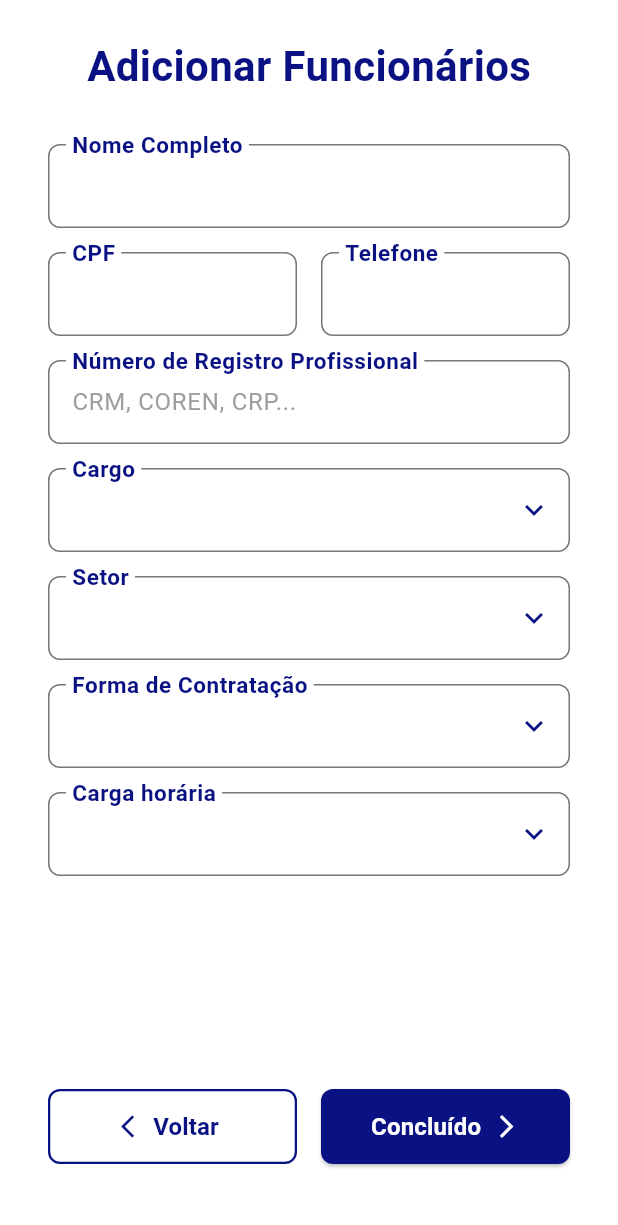
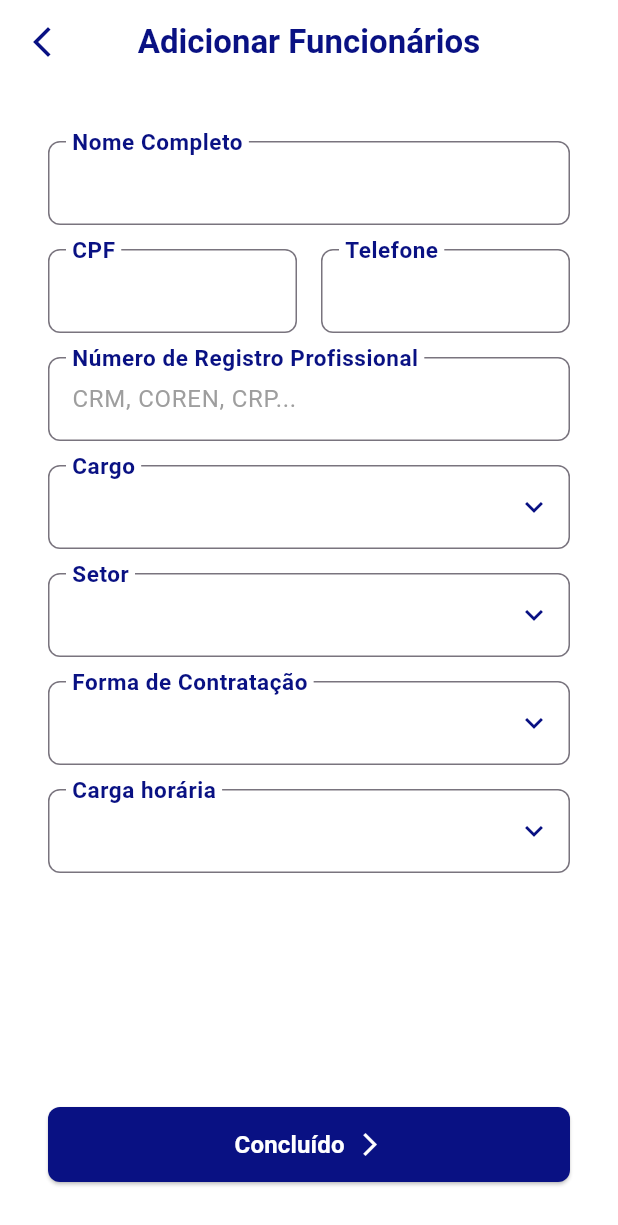
Before and after one commit to EscalaMed/frontend, a Flutter app: the PaginaCadastroFuncionarios screen opened directly, on a phone screen of 412 x 824 dp. Shown: the top 1225 px of the screen. Run offline on Flutter 3.47's test engine with Material 3 defaults, Android fonts, the phone set to English and light mode, and no system bars.

```diff
--- a/lib/screens/home/grid/pagina_cadastro_funcionarios.dart
+++ b/lib/screens/home/grid/pagina_cadastro_funcionarios.dart
@@ -1,6 +1,5 @@
 import 'package:flutter/material.dart';
 import '../../../components/campo_texto.dart';
-import '../../../components/botoes_navegacao.dart';
 import '../../../components/modal_selecao.dart';
 
 class PaginaCadastroFuncionarios extends StatefulWidget {
@@ -20,6 +19,8 @@ class _PaginaCadastroFuncionariosState extends State<PaginaCadastroFuncionarios>
   void dispose() {
     _cargoController.dispose();
     _setorController.dispose();
+    _contratoController.dispose();
+    _cargaController.dispose();
     super.dispose();
   }
 
@@ -29,20 +30,25 @@ class _PaginaCadastroFuncionariosState extends State<PaginaCadastroFuncionarios>
 
     return Scaffold(
       backgroundColor: Colors.white,
+      appBar: AppBar(
+        backgroundColor: Colors.white,
+        elevation: 0,
+        leading: IconButton(
+          icon: const Icon(Icons.arrow_back_ios_new, color: corAzulEscuro),
+          onPressed: () => Navigator.pop(context),
+        ),
+        title: const Text(
+          'Adicionar Funcionários',
+          style: TextStyle(color: corAzulEscuro, fontWeight: FontWeight.bold),
+        ),
+        centerTitle: true,
+      ),
       body: SafeArea(
         child: Padding(
-          padding: const EdgeInsets.symmetric(horizontal: 32.0, vertical: 24.0),
+          padding: const EdgeInsets.fromLTRB(32.0, 38.0, 32.0, 24.0),
           child: Column(
             crossAxisAlignment: CrossAxisAlignment.start,
             children: [
-              const Center(
-                child: Text(
-                  'Adicionar Funcionários',
-                  style: TextStyle(fontSize: 28, fontWeight: FontWeight.bold, color: corAzulEscuro),
-                ),
-              ),
-              const SizedBox(height: 32),
-
               Expanded(
                 child: SingleChildScrollView(
                   child: Column(
@@ -152,14 +158,36 @@ class _PaginaCadastroFuncionariosState extends State<PaginaCadastroFuncionarios>
                 ),
               ),
 
-              BotoesNavegacao(
-                textoContinuar: 'Concluído',
-                aoVoltar: () => Navigator.pop(context),
-                aoContinuar: () {
-                },
+              const SizedBox(height: 16),
+              SizedBox(
+                width: double.infinity,
+                height: 50,
+                child: ElevatedButton(
+                  onPressed: () {
+                    Navigator.pop(context);
+                  },
+                  style: ElevatedButton.styleFrom(
+                    backgroundColor: corAzulEscuro,
+                    foregroundColor: Colors.white,
+                    shape: RoundedRectangleBorder(
+                      borderRadius: BorderRadius.circular(8),
+                    ),
+                  ),
+                  child: const Row(
+                    mainAxisAlignment: MainAxisAlignment.center,
+                    children: [
+                      Text(
+                        'Concluído',
+                        style: TextStyle(fontSize: 16, fontWeight: FontWeight.bold),
+                      ),
+                      SizedBox(width: 8),
+                      Icon(Icons.arrow_forward_ios, size: 18),
+                    ],
+                  ),
+                ),
               ),
 
-              const SizedBox(height: 24),
+              const SizedBox(height: 12),
             ],
           ),
         ),
```
